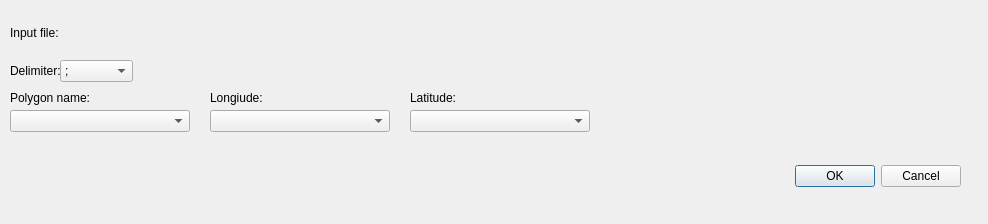
Above: polygons_from_csv/polygons_from_csv_dialog_base.ui from strpaw/QGIS3-Plugin-PolygonsFromCSV before the change. Below: the same form after it.
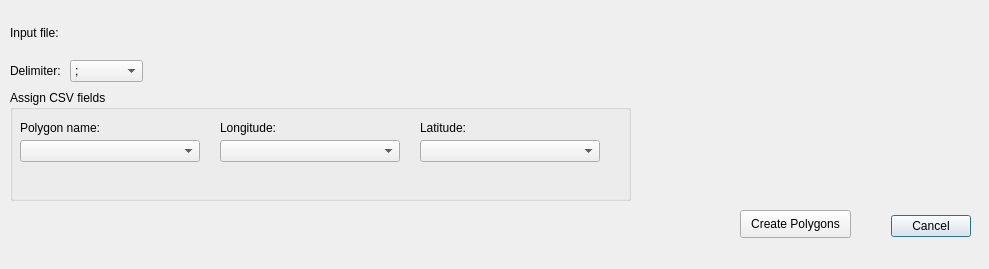
That is the form after the change. Custom widgets are drawn as their Qt base class.

Commit message: Add CSV field assignemnt

What changed in the file:
```diff
--- a/polygons_from_csv/polygons_from_csv_dialog_base.ui
+++ b/polygons_from_csv/polygons_from_csv_dialog_base.ui
@@ -6,8 +6,8 @@
    <rect>
     <x>0</x>
     <y>0</y>
-    <width>988</width>
-    <height>224</height>
+    <width>989</width>
+    <height>269</height>
    </rect>
   </property>
   <property name="windowTitle">
@@ -16,8 +16,8 @@
   <widget class="QDialogButtonBox" name="button_box">
    <property name="geometry">
     <rect>
-     <x>620</x>
-     <y>160</y>
+     <x>630</x>
+     <y>210</y>
      <width>341</width>
      <height>32</height>
     </rect>
@@ -26,13 +26,16 @@
     <enum>Qt::Horizontal</enum>
    </property>
    <property name="standardButtons">
-    <set>QDialogButtonBox::Cancel|QDialogButtonBox::Ok</set>
+    <set>QDialogButtonBox::Cancel</set>
    </property>
   </widget>
   <widget class="QgsFileWidget" name="mQgsFileWidgetInputFile">
+   <property name="enabled">
+    <bool>true</bool>
+   </property>
    <property name="geometry">
     <rect>
-     <x>60</x>
+     <x>70</x>
      <y>20</y>
      <width>901</width>
      <height>27</height>
@@ -52,75 +55,6 @@
     <string>Input file:</string>
    </property>
   </widget>
-  <widget class="QLabel" name="label_2">
-   <property name="geometry">
-    <rect>
-     <x>10</x>
-     <y>90</y>
-     <width>91</width>
-     <height>16</height>
-    </rect>
-   </property>
-   <property name="text">
-    <string>Polygon name:</string>
-   </property>
-  </widget>
-  <widget class="QLabel" name="label_3">
-   <property name="geometry">
-    <rect>
-     <x>210</x>
-     <y>90</y>
-     <width>55</width>
-     <height>16</height>
-    </rect>
-   </property>
-   <property name="text">
-    <string>Longiude:</string>
-   </property>
-  </widget>
-  <widget class="QLabel" name="label_4">
-   <property name="geometry">
-    <rect>
-     <x>410</x>
-     <y>90</y>
-     <width>55</width>
-     <height>16</height>
-    </rect>
-   </property>
-   <property name="text">
-    <string>Latitude:</string>
-   </property>
-  </widget>
-  <widget class="QComboBox" name="comboBoxFieldPolygonName">
-   <property name="geometry">
-    <rect>
-     <x>10</x>
-     <y>110</y>
-     <width>180</width>
-     <height>22</height>
-    </rect>
-   </property>
-  </widget>
-  <widget class="QComboBox" name="comboBoxFieldLongitude">
-   <property name="geometry">
-    <rect>
-     <x>210</x>
-     <y>110</y>
-     <width>180</width>
-     <height>22</height>
-    </rect>
-   </property>
-  </widget>
-  <widget class="QComboBox" name="comboBoxFieldLatitude">
-   <property name="geometry">
-    <rect>
-     <x>410</x>
-     <y>110</y>
-     <width>180</width>
-     <height>22</height>
-    </rect>
-   </property>
-  </widget>
   <widget class="QLabel" name="label_5">
    <property name="geometry">
     <rect>
@@ -137,7 +71,7 @@
   <widget class="QComboBox" name="comboBoxCSVDelimiter">
    <property name="geometry">
     <rect>
-     <x>60</x>
+     <x>70</x>
      <y>60</y>
      <width>73</width>
      <height>22</height>
@@ -154,6 +88,101 @@
     </property>
    </item>
   </widget>
+  <widget class="QPushButton" name="pushButtonCreatePolygons">
+   <property name="geometry">
+    <rect>
+     <x>740</x>
+     <y>210</y>
+     <width>111</width>
+     <height>28</height>
+    </rect>
+   </property>
+   <property name="text">
+    <string>Create Polygons</string>
+   </property>
+  </widget>
+  <widget class="QGroupBox" name="groupBox">
+   <property name="geometry">
+    <rect>
+     <x>10</x>
+     <y>90</y>
+     <width>621</width>
+     <height>111</height>
+    </rect>
+   </property>
+   <property name="title">
+    <string>Assign CSV fields</string>
+   </property>
+   <widget class="QLabel" name="label_2">
+    <property name="geometry">
+     <rect>
+      <x>10</x>
+      <y>30</y>
+      <width>91</width>
+      <height>16</height>
+     </rect>
+    </property>
+    <property name="text">
+     <string>Polygon name:</string>
+    </property>
+   </widget>
+   <widget class="QComboBox" name="comboBoxFieldLatitude">
+    <property name="geometry">
+     <rect>
+      <x>410</x>
+      <y>50</y>
+      <width>180</width>
+      <height>22</height>
+     </rect>
+    </property>
+   </widget>
+   <widget class="QComboBox" name="comboBoxFieldLongitude">
+    <property name="geometry">
+     <rect>
+      <x>210</x>
+      <y>50</y>
+      <width>180</width>
+      <height>22</height>
+     </rect>
+    </property>
+   </widget>
+   <widget class="QComboBox" name="comboBoxFieldPolygonName">
+    <property name="geometry">
+     <rect>
+      <x>10</x>
+      <y>50</y>
+      <width>180</width>
+      <height>22</height>
+     </rect>
+    </property>
+   </widget>
+   <widget class="QLabel" name="label_3">
+    <property name="geometry">
+     <rect>
+      <x>210</x>
+      <y>30</y>
+      <width>55</width>
+      <height>16</height>
+     </rect>
+    </property>
+    <property name="text">
+     <string>Longitude:</string>
+    </property>
+   </widget>
+   <widget class="QLabel" name="label_4">
+    <property name="geometry">
+     <rect>
+      <x>410</x>
+      <y>30</y>
+      <width>55</width>
+      <height>16</height>
+     </rect>
+    </property>
+    <property name="text">
+     <string>Latitude:</string>
+    </property>
+   </widget>
+  </widget>
  </widget>
  <customwidgets>
   <customwidget>
```
Left out of the diff: 3 changed lines with no effect on the pictures. The commit also changes 1 other file.
